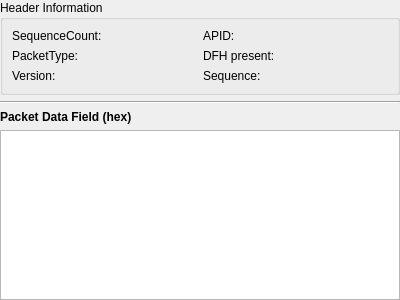
nicobucher/TMInspector, file packetcontentview.ui: the form before one commit.
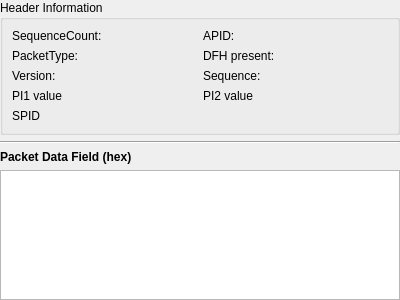
The form after the commit.

Diff of the .ui file:
```diff
--- a/packetcontentview.ui
+++ b/packetcontentview.ui
@@ -81,6 +81,13 @@
         </property>
        </widget>
       </item>
+      <item row="3" column="0">
+       <widget class="QLabel" name="PI1_label">
+        <property name="text">
+         <string>PI1 value</string>
+        </property>
+       </widget>
+      </item>
       <item row="1" column="3">
        <widget class="QLabel" name="dfh_label">
         <property name="text">
@@ -116,6 +123,41 @@
         </property>
        </widget>
       </item>
+      <item row="3" column="1">
+       <widget class="QLabel" name="PI1_value">
+        <property name="text">
+         <string/>
+        </property>
+       </widget>
+      </item>
+      <item row="3" column="2">
+       <widget class="QLabel" name="PI2_label">
+        <property name="text">
+         <string>PI2 value</string>
+        </property>
+       </widget>
+      </item>
+      <item row="3" column="3">
+       <widget class="QLabel" name="PI2_value">
+        <property name="text">
+         <string/>
+        </property>
+       </widget>
+      </item>
+      <item row="4" column="0">
+       <widget class="QLabel" name="SPID_label">
+        <property name="text">
+         <string>SPID</string>
+        </property>
+       </widget>
+      </item>
+      <item row="4" column="1">
+       <widget class="QLabel" name="SPID">
+        <property name="text">
+         <string/>
+        </property>
+       </widget>
+      </item>
      </layout>
     </widget>
    </item>
```
